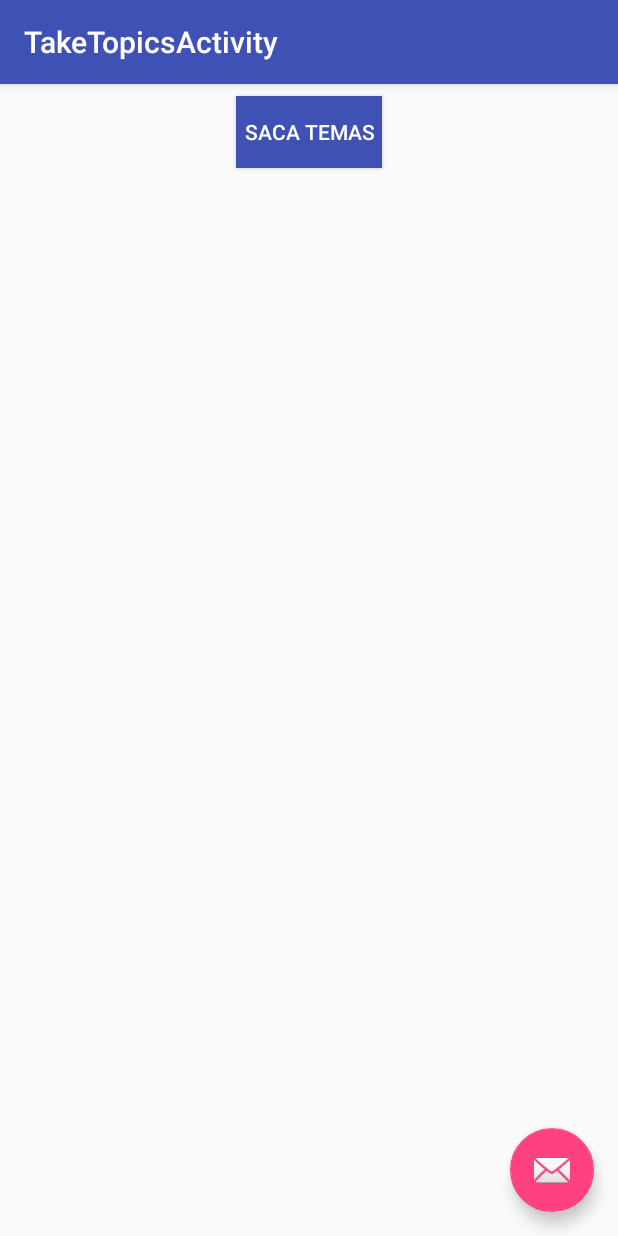
After one commit to gensin/Calculadora_oposiciones, an Android app: the TakeTopicsActivity screen opened directly, with no data from a screen before it, on a phone screen of 412 x 824 dp. The commit adds this screen. Run offline under Robolectric (Android 15) with nearby library versions, the phone set to English and light mode, and no system bars.

Commit message:
add activity to take topics

```diff
--- a/app/src/main/AndroidManifest.xml
+++ b/app/src/main/AndroidManifest.xml
@@ -1,6 +1,6 @@
 <?xml version="1.0" encoding="utf-8"?>
 <manifest xmlns:android="http://schemas.android.com/apk/res/android"
-    package="es.pau.calculadoraoposiciones">
+          package="es.pau.calculadoraoposiciones">
 
     <application
         android:name=".features.App"
@@ -9,17 +9,19 @@
         android:label="@string/app_name"
         android:supportsRtl="true"
         android:theme="@style/AppTheme">
-
         <activity android:name=".features.enterData.DataActivity">
             <intent-filter>
-                <action android:name="android.intent.action.MAIN" />
+                <action android:name="android.intent.action.MAIN"/>
 
-                <category android:name="android.intent.category.LAUNCHER" />
+                <category android:name="android.intent.category.LAUNCHER"/>
             </intent-filter>
         </activity>
-
         <activity android:name=".features.resultData.ResultActivity"/>
-
+        <activity
+            android:name=".features.taketopics.TakeTopicsActivity"
+            android:label="@string/title_activity_take_topics"
+            android:theme="@style/AppTheme.NoActionBar">
+        </activity>
     </application>
 
 </manifest>
--- a/app/src/main/java/es/pau/calculadoraoposiciones/features/enterData/DataActivity.kt
+++ b/app/src/main/java/es/pau/calculadoraoposiciones/features/enterData/DataActivity.kt
@@ -7,6 +7,7 @@ import android.view.inputmethod.EditorInfo
 import es.pau.calculadoraoposiciones.R
 import es.pau.calculadoraoposiciones.features.prefs
 import es.pau.calculadoraoposiciones.features.resultData.ResultActivity
+import es.pau.calculadoraoposiciones.features.taketopics.TakeTopicsActivity
 import kotlinx.android.synthetic.main.activity_datos.*
 import es.pau.calculadoraoposiciones.utils.*
 
@@ -30,6 +31,10 @@ class DataActivity : AppCompatActivity() {
         totalTopics.afterTextChanged { setButtonEnable() }
         takenTopics.afterTextChanged { setButtonEnable() }
         studiedTopics.afterTextChanged { setButtonEnable() }
+
+        take.setOnClickListener {
+            startActivity(Intent(this, TakeTopicsActivity::class.java))
+        }
 
         setButtonEnable()
     }
@@ -74,7 +79,7 @@ class DataActivity : AppCompatActivity() {
             i.putExtra(STUDIED_SAVED, studiedNum)
             startActivity(i)
         } else {
-            TODO("mostrar error")
+            //TODO("mostrar error")
         }
     }
 
--- a/app/src/main/java/es/pau/calculadoraoposiciones/features/resultData/ResultActivity.kt
+++ b/app/src/main/java/es/pau/calculadoraoposiciones/features/resultData/ResultActivity.kt
@@ -1,5 +1,6 @@
 package es.pau.calculadoraoposiciones.features.resultData
 
+import android.content.Intent
 import android.support.v7.app.AppCompatActivity
 import android.os.Bundle
 import android.text.TextUtils
@@ -9,6 +10,7 @@ import android.view.inputmethod.EditorInfo
 import es.pau.calculadoraoposiciones.R
 import es.pau.calculadoraoposiciones.features.enterData.DataActivity
 import es.pau.calculadoraoposiciones.features.prefs
+import es.pau.calculadoraoposiciones.features.taketopics.TakeTopicsActivity
 import kotlinx.android.synthetic.main.activity_result.*
 import org.jetbrains.anko.doAsync
 import org.jetbrains.anko.uiThread
@@ -29,6 +31,11 @@ class ResultActivity : AppCompatActivity() {
             prefs.studiedPref = newTopicsNumber
             newTopics.hideKeyboard()
             calculate(total, taken, newTopicsNumber)
+        }
+
+        take.setOnClickListener {
+            startActivity(Intent(this, TakeTopicsActivity::class.java))
+            finish()
         }
 
         newTopics.afterTextChanged { setButtonEnable()  }
@@ -79,10 +86,10 @@ class ResultActivity : AppCompatActivity() {
     private fun showProgress(show: Boolean){
         if (show){
             percentage.visibility = View.INVISIBLE
-            calculateProgress.visibility = View.VISIBLE
+            calculateProgress.show()
         } else {
             percentage.visibility = View.VISIBLE
-            calculateProgress.visibility = View.INVISIBLE
+            calculateProgress.hide()
         }
     }
 }
--- /dev/null
+++ b/app/src/main/java/es/pau/calculadoraoposiciones/features/taketopics/TakeTopicsActivity.kt
@@ -0,0 +1,22 @@
+package es.pau.calculadoraoposiciones.features.taketopics
+
+import android.os.Bundle
+import android.support.design.widget.Snackbar
+import android.support.v7.app.AppCompatActivity
+import es.pau.calculadoraoposiciones.R
+
+import kotlinx.android.synthetic.main.activity_take_topics.*
+
+class TakeTopicsActivity : AppCompatActivity() {
+
+    override fun onCreate(savedInstanceState: Bundle?) {
+        super.onCreate(savedInstanceState)
+        setContentView(R.layout.activity_take_topics)
+        setSupportActionBar(toolbar)
+
+        sendTopics.setOnClickListener { view ->
+           //TODO("Enviar mail con topics")
+        }
+    }
+
+}
--- a/app/src/main/java/es/pau/calculadoraoposiciones/utils/CalculationUtils.kt
+++ b/app/src/main/java/es/pau/calculadoraoposiciones/utils/CalculationUtils.kt
@@ -1,8 +1,9 @@
 package es.pau.calculadoraoposiciones.utils
 
 /**
- * Created by Pau on 23/04/2016.
- */
+* Created on 23/04/2016.
+*/
+
 /**
  * This function returns the probability of occurrence of a studied topic in a exam where
  * you have @total topics to studied you had studied @studied topics and you can choose from a
@@ -30,3 +31,15 @@ fun factorial(num: Double): Double {
         else
             return 1.0
 }
+
+fun takeRandomTopics(taken: Int, max : Int): ArrayList<Int> {
+    val takenList = ArrayList<Int>()
+    while (takenList.size == taken){
+        val random = (1..max).random()
+        if (!takenList.contains(random)) {
+            takenList.add(random)
+        }
+    }
+
+    return takenList
+}
--- a/app/src/main/java/es/pau/calculadoraoposiciones/utils/Extensions.kt
+++ b/app/src/main/java/es/pau/calculadoraoposiciones/utils/Extensions.kt
@@ -1,13 +1,17 @@
 package es.pau.calculadoraoposiciones.utils
 
 import android.content.Context
+import android.opengl.Visibility
 import android.text.Editable
 import android.text.TextUtils
 import android.text.TextWatcher
 import android.view.View
 import android.view.inputmethod.InputMethodManager
 import android.widget.EditText
+import android.widget.ProgressBar
 import es.pau.calculadoraoposiciones.features.enterData.DataActivity
+import java.util.*
+import java.util.concurrent.ThreadLocalRandom
 
 /**
  * Created on 12/06/18.
@@ -44,3 +48,15 @@ fun View.hideKeyboard() {
     val imm = context.getSystemService(Context.INPUT_METHOD_SERVICE) as InputMethodManager
     imm.hideSoftInputFromWindow(windowToken, 0)
 }
+
+fun ProgressBar.hide() {
+    this.visibility = View.GONE
+}
+
+fun ProgressBar.show() {
+    this.visibility = View.VISIBLE
+}
+
+// Maths
+fun ClosedRange<Int>.random() =
+        Random().nextInt(1 + endInclusive - start) +  start
--- /dev/null
+++ b/app/src/main/res/layout/activity_take_topics.xml
@@ -0,0 +1,34 @@
+<?xml version="1.0" encoding="utf-8"?>
+<android.support.design.widget.CoordinatorLayout
+    xmlns:android="http://schemas.android.com/apk/res/android"
+    xmlns:app="http://schemas.android.com/apk/res-auto"
+    xmlns:tools="http://schemas.android.com/tools"
+    android:layout_width="match_parent"
+    android:layout_height="match_parent"
+    tools:context="es.pau.calculadoraoposiciones.features.taketopics.TakeTopicsActivity">
+
+    <android.support.design.widget.AppBarLayout
+        android:layout_width="match_parent"
+        android:layout_height="wrap_content"
+        android:theme="@style/AppTheme.AppBarOverlay">
+
+        <android.support.v7.widget.Toolbar
+            android:id="@+id/toolbar"
+            android:layout_width="match_parent"
+            android:layout_height="?attr/actionBarSize"
+            android:background="?attr/colorPrimary"
+            app:popupTheme="@style/AppTheme.PopupOverlay"/>
+
+    </android.support.design.widget.AppBarLayout>
+
+    <include layout="@layout/content_take_topics"/>
+
+    <android.support.design.widget.FloatingActionButton
+        android:id="@+id/sendTopics"
+        android:layout_width="wrap_content"
+        android:layout_height="wrap_content"
+        android:layout_gravity="bottom|end"
+        android:layout_margin="@dimen/fab_margin"
+        app:srcCompat="@android:drawable/ic_dialog_email"/>
+
+</android.support.design.widget.CoordinatorLayout>
--- /dev/null
+++ b/app/src/main/res/layout/content_take_topics.xml
@@ -0,0 +1,53 @@
+<?xml version="1.0" encoding="utf-8"?>
+<android.support.constraint.ConstraintLayout
+    xmlns:android="http://schemas.android.com/apk/res/android"
+    xmlns:app="http://schemas.android.com/apk/res-auto"
+    xmlns:tools="http://schemas.android.com/tools"
+    android:layout_width="match_parent"
+    android:layout_height="match_parent"
+    app:layout_behavior="@string/appbar_scrolling_view_behavior"
+    tools:context="es.pau.calculadoraoposiciones.features.taketopics.TakeTopicsActivity"
+    tools:showIn="@layout/activity_take_topics">
+
+    <ProgressBar
+        android:id="@+id/takeProgress"
+        android:layout_width="wrap_content"
+        android:layout_height="wrap_content"
+        android:indeterminate="true"
+        app:layout_constraintBottom_toBottomOf="parent"
+        app:layout_constraintLeft_toLeftOf="parent"
+        app:layout_constraintRight_toRightOf="parent"
+        app:layout_constraintTop_toTopOf="parent"
+        android:visibility="gone"/>
+
+    <Button
+        android:id="@+id/takeAgain"
+        android:layout_width="wrap_content"
+        android:layout_height="wrap_content"
+        android:layout_marginEnd="8dp"
+        android:layout_marginStart="8dp"
+        android:layout_marginTop="8dp"
+        android:background="@drawable/button_background"
+        android:padding="5dp"
+        android:text="@string/take_topics"
+        android:textColor="@android:color/white"
+        app:layout_constraintEnd_toEndOf="parent"
+        app:layout_constraintLeft_toLeftOf="parent"
+        app:layout_constraintRight_toRightOf="parent"
+        app:layout_constraintStart_toStartOf="parent"
+        app:layout_constraintTop_toTopOf="parent"
+        />
+
+    <android.support.v7.widget.RecyclerView
+        android:id="@+id/topicsTaken"
+        android:layout_width="0dp"
+        android:layout_height="0dp"
+        android:layout_marginEnd="16dp"
+        android:layout_marginStart="16dp"
+        android:layout_marginTop="8dp"
+        app:layout_constraintBottom_toBottomOf="parent"
+        app:layout_constraintEnd_toEndOf="parent"
+        app:layout_constraintStart_toStartOf="parent"
+        app:layout_constraintTop_toBottomOf="@+id/takeAgain"/>
+
+</android.support.constraint.ConstraintLayout>
--- a/app/src/main/res/values/dimens.xml
+++ b/app/src/main/res/values/dimens.xml
@@ -2,4 +2,5 @@
     <!-- Default screen margins, per the Android Design guidelines. -->
     <dimen name="activity_horizontal_margin">16dp</dimen>
     <dimen name="activity_vertical_margin">16dp</dimen>
+    <dimen name="fab_margin">16dp</dimen>
 </resources>
--- a/app/src/main/res/values/strings.xml
+++ b/app/src/main/res/values/strings.xml
@@ -10,4 +10,5 @@
     <string name="percentage_symbol" translatable="false">%</string>
     <string name="percentage_temporal_number" translatable="false">100</string>
     <string name="take_topics">Saca temas</string>
+    <string name="title_activity_take_topics">TakeTopicsActivity</string>
 </resources>
--- a/app/src/main/res/values/styles.xml
+++ b/app/src/main/res/values/styles.xml
@@ -8,4 +8,13 @@
         <item name="colorAccent">@color/colorAccent</item>
     </style>
 
+    <style name="AppTheme.NoActionBar">
+        <item name="windowActionBar">false</item>
+        <item name="windowNoTitle">true</item>
+    </style>
+
+    <style name="AppTheme.AppBarOverlay" parent="ThemeOverlay.AppCompat.Dark.ActionBar"/>
+
+    <style name="AppTheme.PopupOverlay" parent="ThemeOverlay.AppCompat.Light"/>
+
 </resources>
```
